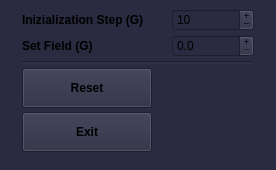
First picture: the form in atomize/control_center/gui/field_main_window.ui, repository Anatoly1010/Atomize_ITC, before the edit.
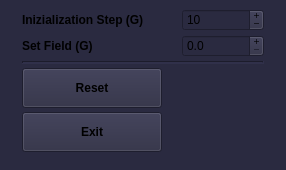
Second picture: the form after the edit.

What changed in the file:
```diff
--- a/atomize/control_center/gui/field_main_window.ui
+++ b/atomize/control_center/gui/field_main_window.ui
@@ -6,7 +6,7 @@
    <rect>
     <x>0</x>
     <y>0</y>
-    <width>276</width>
+    <width>286</width>
     <height>170</height>
    </rect>
   </property>
@@ -18,7 +18,7 @@
   </property>
   <property name="minimumSize">
    <size>
-    <width>276</width>
+    <width>286</width>
     <height>170</height>
    </size>
   </property>
@@ -55,13 +55,13 @@
    </property>
    <property name="minimumSize">
     <size>
-     <width>276</width>
+     <width>286</width>
      <height>170</height>
     </size>
    </property>
    <property name="maximumSize">
     <size>
-     <width>276</width>
+     <width>286</width>
      <height>170</height>
     </size>
    </property>
@@ -147,7 +147,7 @@
        <widget class="QPushButton" name="button_off">
         <property name="minimumSize">
          <size>
-          <width>130</width>
+          <width>140</width>
           <height>40</height>
          </size>
         </property>
@@ -169,7 +169,7 @@
        <widget class="QPushButton" name="button_stop">
         <property name="minimumSize">
          <size>
-          <width>130</width>
+          <width>140</width>
           <height>40</height>
          </size>
         </property>
```
